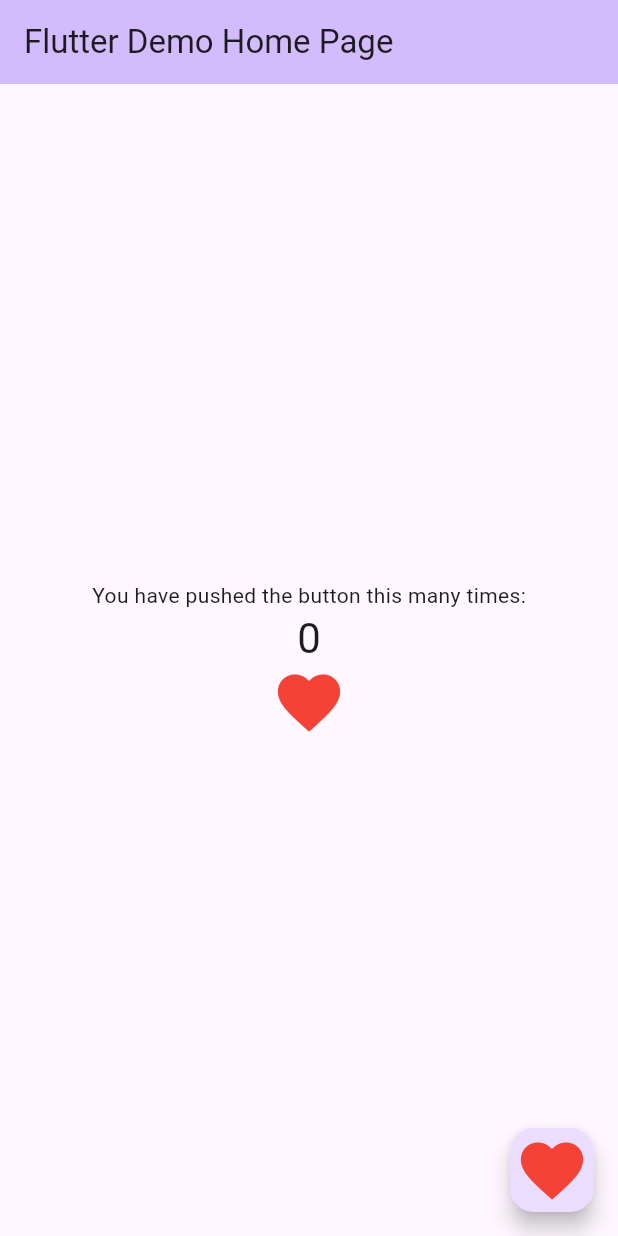
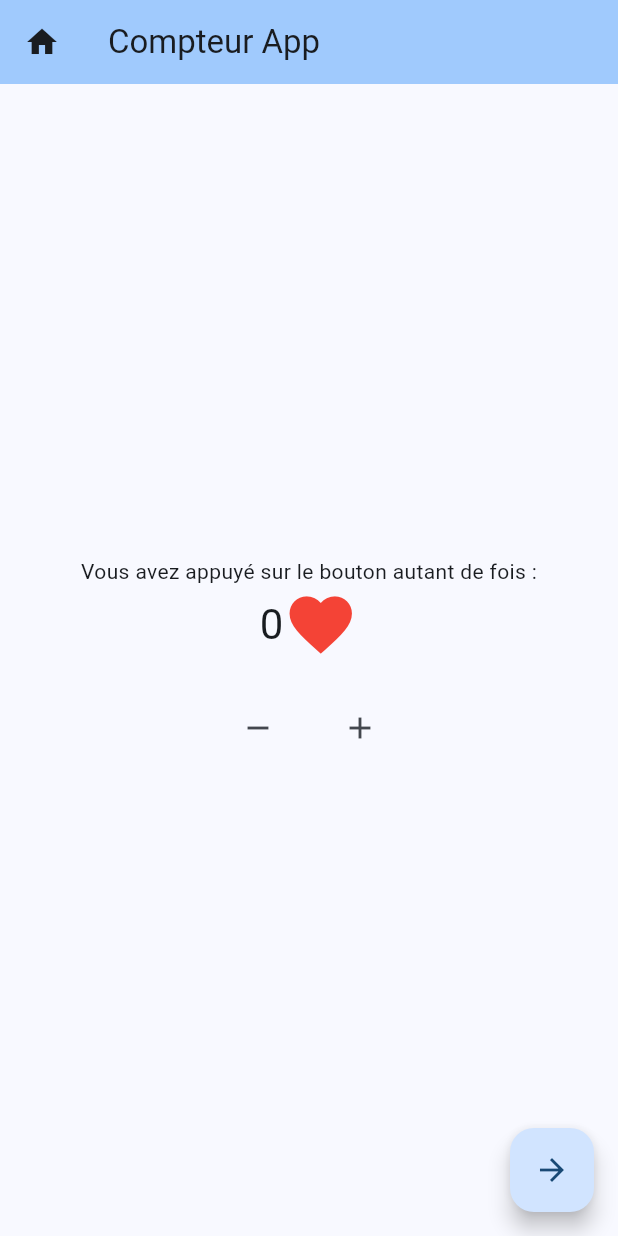
Before and after one commit to umzyy77/devapp, a Flutter app: the screen it shows after launch, on a phone screen of 412 x 824 dp. Run offline on Flutter 3.47's test engine with Material 3 defaults, Android fonts, the phone set to English and light mode, and no system bars.

Commit message:
Update main.dart

```diff
--- a/lib/main.dart
+++ b/lib/main.dart
@@ -1,5 +1,8 @@
 import 'package:flutter/material.dart';
-const Color primaryColor= Colors.deepPurple;
+
+// Définir des couleurs globales
+const Color primaryColor = Colors.blue; // Vous pouvez changer en red ou une couleur personnalisée
+const Color accentColor = Colors.black; // Utilisé pour l'icône lorsque le compteur est négatif
 
 void main() {
   runApp(const MyApp());
@@ -8,47 +11,25 @@ void main() {
 class MyApp extends StatelessWidget {
   const MyApp({super.key});
 
-  // This widget is the root of your application.
   @override
   Widget build(BuildContext context) {
-
     return MaterialApp(
-      title: 'Flutter Demo',
+      title: 'Compteur App',
       theme: ThemeData(
-        // This is the theme of your application.
-        //
-        // TRY THIS: Try running your application with "flutter run". You'll see
-        // the application has a purple toolbar. Then, without quitting the app,
-        // try changing the seedColor in the colorScheme below to Colors.green
-        // and then invoke "hot reload" (save your changes or press the "hot
-        // reload" button in a Flutter-supported IDE, or press "r" if you used
-        // the command line to start the app).
-        //
-        // Notice that the counter didn't reset back to zero; the application
-        // state is not lost during the reload. To reset the state, use hot
-        // restart instead.
-        //
-        // This works for code too, not just values: Most code changes can be
-        // tested with just a hot reload.
-        colorScheme: ColorScheme.fromSeed(seedColor: Colors.deepPurple),
+        colorScheme: ColorScheme.fromSeed(seedColor: primaryColor),
         useMaterial3: true,
       ),
-      home: const MyHomePage(title: 'Flutter Demo Home Page'),
+      initialRoute: '/',
+      routes: {
+        '/': (context) => const MyHomePage(title: 'Compteur App'),
+        '/second': (context) => const SecondPage(),
+      },
     );
   }
 }
 
 class MyHomePage extends StatefulWidget {
   const MyHomePage({super.key, required this.title});
-
-  // This widget is the home page of your application. It is stateful, meaning
-  // that it has a State object (defined below) that contains fields that affect
-  // how it looks.
-
-  // This class is the configuration for the state. It holds the values (in this
-  // case the title) provided by the parent (in this case the App widget) and
-  // used by the build method of the State. Fields in a Widget subclass are
-  // always marked "final".
 
   final String title;
 
@@ -61,55 +42,92 @@ class _MyHomePageState extends State<MyHomePage> {
 
   void _incrementCounter() {
     setState(() {
-      // This call to setState tells the Flutter framework that something has
-      // changed in this State, which causes it to rerun the build method below
-      // so that the display can reflect the updated values. If we changed
-      // _counter without calling setState(), then the build method would not be
-      // called again, and so nothing would appear to happen.
       _counter++;
+    });
+  }
+
+  void _decrementCounter() {
+    setState(() {
+      _counter--;
     });
   }
 
   @override
   Widget build(BuildContext context) {
-
     return Scaffold(
       appBar: AppBar(
         backgroundColor: Theme.of(context).colorScheme.inversePrimary,
         title: Text(widget.title),
+        leading: GestureDetector(
+          onTap: () {
+            Navigator.pushNamed(context, '/');
+          },
+          child: const Icon(Icons.home), // Icône pour rediriger à la page d'accueil
+        ),
       ),
       body: Center(
-        // Center is a layout widget. It takes a single child and positions it
-        // in the middle of the parent.
         child: Column(
           mainAxisAlignment: MainAxisAlignment.center,
           children: <Widget>[
             const Text(
-              'You have pushed the button this many times:',
+              'Vous avez appuyé sur le bouton autant de fois :',
             ),
+            Row(
+              mainAxisAlignment: MainAxisAlignment.center,
+              children: [
                 Text(
                   '$_counter',
                   style: Theme.of(context).textTheme.headlineMedium,
                 ),
-            const Icon(
+                Icon(
                   Icons.favorite,
-              color: Colors.red,
+                  color: _counter < 0 ? accentColor : Colors.red, // Changement de couleur
                   size: 50,
-              semanticLabel: 'Icône favroris',
+                  semanticLabel: 'Icône favoris',
+                ),
+              ],
+            ),
+            const SizedBox(height: 20),
+            Row(
+              mainAxisAlignment: MainAxisAlignment.center,
+              children: [
+                IconButton(
+                  icon: const Icon(Icons.remove),
+                  onPressed: _decrementCounter,
+                ),
+                const SizedBox(width: 20),
+                IconButton(
+                  icon: const Icon(Icons.add),
+                  onPressed: _incrementCounter,
+                ),
+              ],
             ),
           ],
         ),
       ),
       floatingActionButton: FloatingActionButton(
-        onPressed: _incrementCounter,
-        tooltip: 'Increment',
-        child: const Icon(
-            Icons.favorite,
-            color: Colors.red,
-            size: 50,
-            semanticLabel: 'Icône favoris',
+        onPressed: () {
+          Navigator.pushNamed(context, '/second');
+        },
+        tooltip: 'Page Suivante',
+        child: const Icon(Icons.arrow_forward),
       ),
-      ), // This trailing comma makes auto-formatting nicer for build methods.
     );
   }
 }
+
+class SecondPage extends StatelessWidget {
+  const SecondPage({super.key});
+
+  @override
+  Widget build(BuildContext context) {
+    return Scaffold(
+      appBar: AppBar(
+        title: const Text('Deuxième Page'),
+      ),
+      body: const Center(
+        child: Text('Bienvenue sur la deuxième page !'),
+      ),
+    );
+  }
+}
```
Lines whose indentation alone changed are shown as unchanged.
